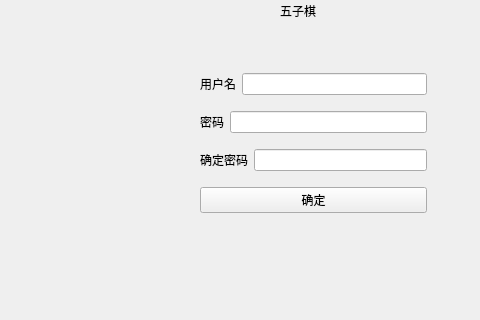
Qt form register.ui (daimiaopeng/wuziqi_client) before a commit; both pictures show x 0 to 480 and y 137 to 457 of the 719 by 634 pixel window.
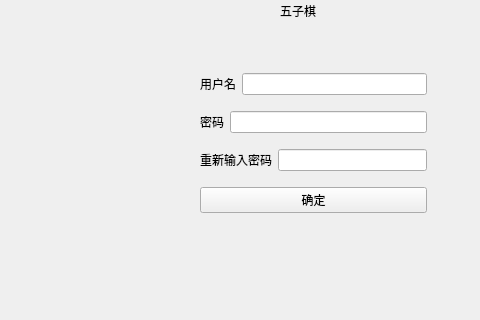
The same form after that commit.

What changed in the file:
```diff
--- a/register.ui
+++ b/register.ui
@@ -56,7 +56,7 @@
       <item>
        <widget class="QLabel" name="label_3">
         <property name="text">
-         <string>确定密码</string>
+         <string>重新输入密码</string>
         </property>
        </widget>
       </item>
```
Left out of the diff: 3 changed lines with no effect on the pictures.
